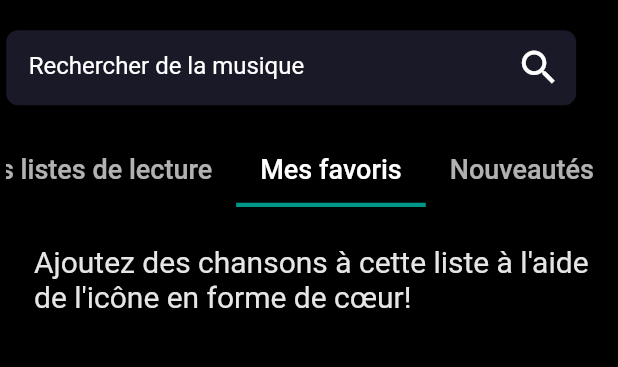
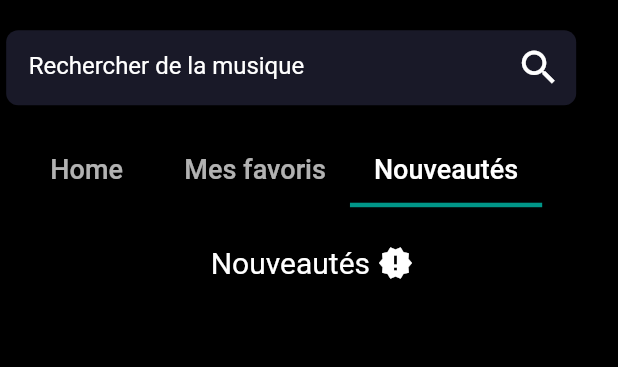
Before and after one commit to IvanJimenezRuisanchez/Nest_music, a Flutter app: the screen it shows once a user with an empty profile is signed in, tab 3 chosen, on a phone screen of 412 x 824 dp, the part 275-642 px from its top. Run offline on Flutter 3.47's test engine with Material 2 defaults, Android fonts, the phone set to English and light mode, and no system bars; drawn by our look-alikes of animated_text_kit; our stand-ins replace audio_video_progress_bar, audioplayers, cloud_firestore, firebase_auth, firebase_core, firebase_storage and 3 more; accounts and stored records are empty.

```diff
--- a/lib/pages/account_manager.dart
+++ b/lib/pages/account_manager.dart
@@ -2,6 +2,8 @@ import 'package:cloud_firestore/cloud_firestore.dart';
 import 'package:firebase_auth/firebase_auth.dart';
 import 'package:flutter/cupertino.dart';
 import 'package:flutter/material.dart';
+import 'package:get/get_navigation/src/extension_navigation.dart';
+import 'package:nest_music/main.dart';
 import 'icon_widget.dart';
 
 class AccountManager extends StatefulWidget {
--- a/lib/pages/home_page.dart
+++ b/lib/pages/home_page.dart
@@ -4,39 +4,42 @@ import 'package:cloud_firestore/cloud_firestore.dart';
 import 'package:firebase_auth/firebase_auth.dart';
 import 'package:flutter/cupertino.dart';
 import 'package:flutter/material.dart';
-import 'package:get/get.dart';
 import 'package:nest_music/globalState/current_song_state.dart';
-import 'package:nest_music/pages/music_player_bottom.dart';
 import 'package:nest_music/pages/my_favorites_songs.dart';
+import 'package:nest_music/pages/nouveautes.dart';
+import 'package:nest_music/pages/search.dart';
 import 'package:provider/provider.dart';
 import 'package:sizer/sizer.dart';
+
 
 
 import 'music_list.dart';
 
 class Homepage extends StatefulWidget {
+  Homepage({ Key? key }) : super(key: key);
   static String id = 'home_page';
   @override
   State<Homepage> createState() => _HomepageState();
 }
 
 
-
 class _HomepageState extends State<Homepage> {
-  final db = FirebaseFirestore.instance;
-  final email = FirebaseAuth.instance.currentUser?.email;
-  final user = FirebaseAuth.instance.currentUser!;
+  var db = FirebaseFirestore.instance;
+  var email = FirebaseAuth.instance.currentUser?.email;
+  var user = FirebaseAuth.instance.currentUser!;
+  var isSearching;
+  var searching;
   @override
-  void dispose() {
-    // TODO: implement dispose
-    super.dispose();
+  void initState() {
+    isSearching = true;
+    super.initState();
   }
 
   @override
   Widget build(BuildContext context) {
     var show = context.watch<CurrentSongState>().playing;
     return DefaultTabController(
-        length: 4,
+        length: 3,
         child: Scaffold(
           extendBodyBehindAppBar: true,
           resizeToAvoidBottomInset: false,
@@ -115,6 +118,19 @@ class _HomepageState extends State<Homepage> {
                                 ),
                                 border: InputBorder.none
                               ),
+                             onChanged: (value) {
+                                searching = value;
+                                if (value == ''){
+                                  setState(() {
+                                    isSearching = true;
+                                  });
+                                }
+                                else{
+                                  setState(() {
+                                    isSearching = false;
+                                  });
+                                }
+                             },
                             ),
                             ),
                           Padding(padding: EdgeInsets.symmetric(horizontal: 10),
@@ -141,8 +157,7 @@ class _HomepageState extends State<Homepage> {
                       )
                     ),
                     tabs: [
-                      Tab(text: 'Chansons',),
-                      Tab(text: 'Mes listes de lecture',),
+                      Tab(text: '   Home  ',),
                       Tab(text: 'Mes favoris',),
                       Tab(text: 'Nouveautés',),
                     ],
@@ -151,14 +166,9 @@ class _HomepageState extends State<Homepage> {
                         flex: 1,
                         child: TabBarView(
                           children: [
-                            MusicList(),
-                            Container(
-                              color: Color(0xFF31314F).withOpacity(0.5),
-                            ),
+                            isSearching ? MusicList() : Search(value: searching),
                             MyFavorites(),
-                            Container(
-                              color: Color(0xFF31314F).withOpacity(0.5),
-                            ),
+                            Nouveautes(),
                           ],
                         )),
               SingleChildScrollView(
@@ -175,7 +185,11 @@ class _HomepageState extends State<Homepage> {
                                     child: Container(
                                       child: Column(
                                         children: snapshot.data!.docs.map((doc) {
-                                          List dbFavs = doc.get('myFavs').toString().split(';,');
+                                          List dbFavs =[];
+                                          if(doc.id == email) {
+                                            dbFavs = doc.get('myFavs')
+                                                .toString()
+                                                .split(';,');
                                             print(dbFavs);
                                             var i = 0;
                                             while (i < dbFavs.length) {
@@ -209,6 +223,7 @@ class _HomepageState extends State<Homepage> {
                                                 }
                                               }
                                               i++;
+                                            }
                                             context.read<CurrentSongState>()
                                                 .setFavorites(dbFavs);
                                           }
--- a/lib/pages/login_page.dart
+++ b/lib/pages/login_page.dart
@@ -1,6 +1,9 @@
 import 'package:firebase_auth/firebase_auth.dart';
 import 'package:flutter/cupertino.dart';
 import 'package:flutter/material.dart';
+import 'package:nest_music/globalState/AppBuilder.dart';
+import 'package:nest_music/globalState/current_song_state.dart';
+import 'package:provider/provider.dart';
 import 'package:sizer/sizer.dart';
 
 
--- a/lib/pages/my_favorites_songs.dart
+++ b/lib/pages/my_favorites_songs.dart
@@ -19,14 +19,14 @@ class MyFavorites extends StatefulWidget {
 
 
 class _MyFavoritesState extends State<MyFavorites> {
-  final db = FirebaseFirestore.instance;
-  final email = FirebaseAuth.instance.currentUser?.email;
+  var db = FirebaseFirestore.instance;
+  var email = FirebaseAuth.instance.currentUser?.email;
   @override
   Widget build(BuildContext context) {
     context.read<CurrentSongState>().setNewPlaylist();
     return SingleChildScrollView(
       child: StreamBuilder<QuerySnapshot>(
-          stream: db.collection('playlists').snapshots(),
+          stream: db.collection('playlists').where(email!).snapshots(),
           builder: (context,snapshot){
             if (!snapshot.hasData){
               return Center(
@@ -67,7 +67,11 @@ class _MyFavoritesState extends State<MyFavorites> {
                           child: Container(
                             child: Column(
                               children: snapshot.data!.docs.map((doc) {
-                                List dbFavs = doc.get('myFavs').toString().split(';,');
+                                List dbFavs = [];
+                                if(doc.id == email) {
+                                  dbFavs = doc.get('myFavs')
+                                      .toString()
+                                      .split(';,');
                                   print(dbFavs);
                                   var i = 0;
                                   while (i < dbFavs.length) {
@@ -102,6 +106,7 @@ class _MyFavoritesState extends State<MyFavorites> {
                                     }
                                     i++;
                                   }
+                                }
                                 return Column(
                                   children: List.generate(dbFavs.length, (index){
                                     var song = dbFavs[index].toString().split('/');
--- /dev/null
+++ b/lib/pages/nouveautes.dart
@@ -0,0 +1,72 @@
+import 'package:cloud_firestore/cloud_firestore.dart';
+import 'package:flutter/cupertino.dart';
+import 'package:flutter/material.dart';
+import 'package:nest_music/pages/newSong.dart';
+import 'package:provider/provider.dart';
+
+import '../globalState/current_song_state.dart';
+
+class Nouveautes extends StatefulWidget {
+  const Nouveautes({Key? key}) : super(key: key);
+
+  @override
+  State<Nouveautes> createState() {
+    return _NouveautesState();
+  }
+}
+
+class _NouveautesState extends State<Nouveautes> {
+  final db = FirebaseFirestore.instance;
+  var isPlaying = false;
+
+
+
+  @override
+  Widget build(BuildContext context) {
+    context.read<CurrentSongState>().setNewPlaylist();
+    return SingleChildScrollView(
+      child: StreamBuilder<QuerySnapshot>(
+          stream: db.collection('songs').snapshots(),
+          builder: (context,snapshot){
+            if (!snapshot.hasData){
+              return Center(
+                child: CircularProgressIndicator(),
+              );
+            }else{
+              return Container(
+                  child: Column(
+                      children: [
+                        SizedBox(
+                          height: 25,
+                        ),
+                        Row(children: [
+                          Spacer(),
+                          Text("Nouveautés ",
+                            style: TextStyle(
+                              color: Colors.white,
+                              fontSize: 20,
+                            ),),
+                          Icon(Icons.new_releases,color: Colors.white,),
+                          Spacer(),
+                        ]),
+                        SizedBox(
+                          height: 25,
+                        ),SingleChildScrollView(
+                          child: Container(
+                            child: Column(
+                              children: snapshot.data!.docs.map((doc) {
+                                if(doc.get('newInNest')){
+                                  context.read<CurrentSongState>().addSongToPlylist(doc.get('title')+'/'+doc.get('artist')+'/'+doc.get('album')+'/'+doc.get('duration'));
+                                  return newSong(title: doc.get('title'), artist: doc.get('artist'),duration: doc.get('duration'),image: doc.get('album'),);
+                                }
+                                return Container();
+                              }).toList(),
+                            ),
+                          ),
+                        ),
+                        SizedBox(height: 20,)
+                      ]));
+            }}),
+    );
+  }
+}
--- a/lib/pages/song.dart
+++ b/lib/pages/song.dart
@@ -1,4 +1,3 @@
-import 'package:firebase_storage/firebase_storage.dart';
 import 'package:flutter/cupertino.dart';
 import 'package:flutter/material.dart';
 import 'package:get/get.dart';
@@ -56,7 +55,8 @@ class _SongState extends State<Song> {
           color: Color(0xFF31314F).withOpacity(0.5),  //Color(0xFF30314D).withOpacity(0.5)
           borderRadius: BorderRadius.circular(10)
       ),
-      child:
+      child: Column(
+        children: [
           Row(
             children: [
               Container(
@@ -107,6 +107,8 @@ class _SongState extends State<Song> {
                 ),),
             ],
           ),
+        ],
+      )
     ),
 
      onTap: (){
```
Also changed, not shown: lib/globalState/AppBuilder.dart (added, +28 -0 lines), lib/globalState/current_song_state.dart (+26 -4 lines), lib/main.dart (+9 -5 lines), lib/pages/music_list.dart (+5 -2 lines), lib/pages/newSong.dart (added, +141 -0 lines), lib/pages/search.dart (added, +52 -0 lines). Lines whose indentation alone changed are shown as unchanged.
